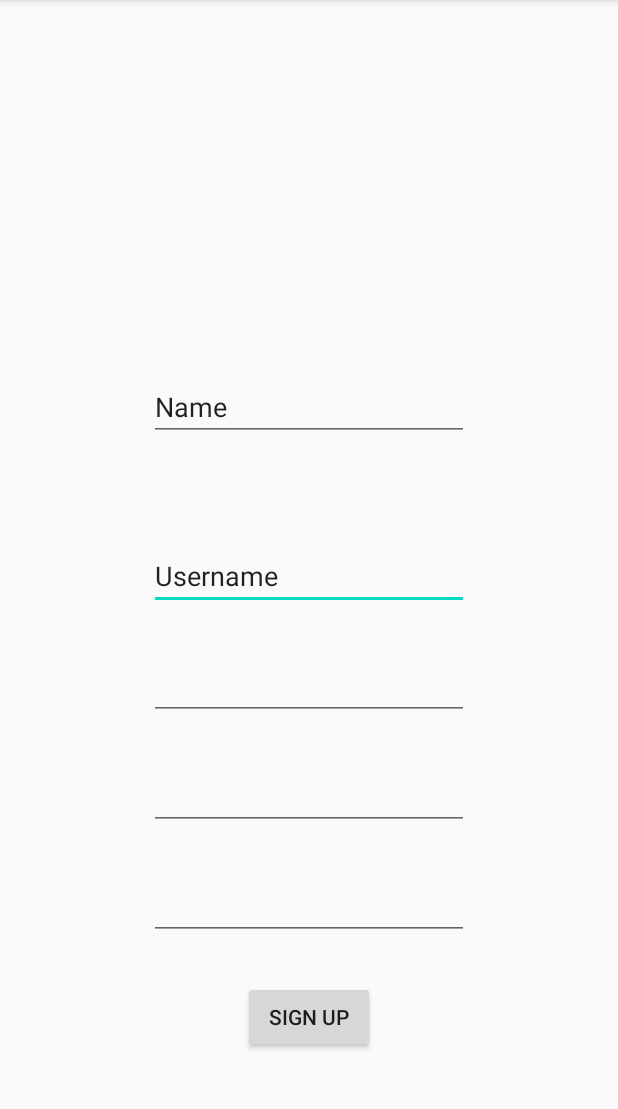
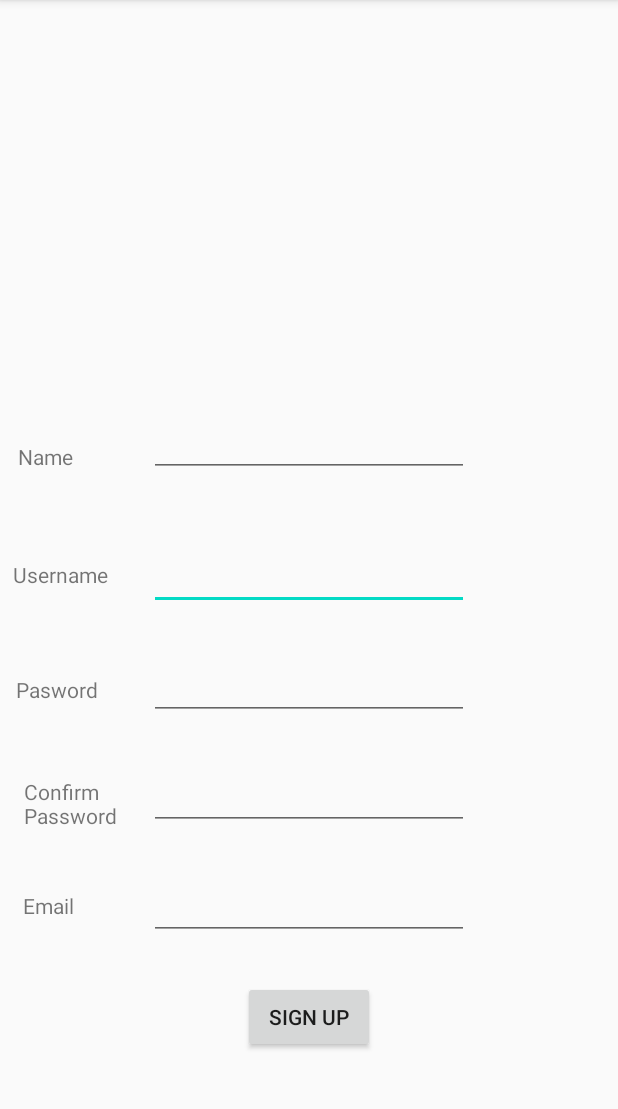
Before and after one commit to dorawyy/321-ubclivemap, an Android app: the screen it shows after launch (SignUpActivity), after a tap on an icon or button, on a phone screen of 412 x 824 dp, the part 84-1193 px from its top. Run offline under Robolectric (Android 15) with nearby library versions, the phone set to English and light mode, and no system bars; our stand-ins replace Volley; network calls fail.

Commit message:
minor issues fixed, list view still buggy

```diff
--- a/app/src/main/AndroidManifest.xml
+++ b/app/src/main/AndroidManifest.xml
@@ -14,7 +14,7 @@
         android:supportsRtl="true"
         android:theme="@style/AppTheme">
         android:usesCleartextTraffic="true">
-
+        <activity android:name=".CreateActivity"></activity>
         <activity android:name=".ProfileActivity"></activity>
         <uses-library
             android:name="org.apache.http.legacy"
--- a/app/src/main/java/com/cpen321/ubclocationbroadcaster/MainActivity.java
+++ b/app/src/main/java/com/cpen321/ubclocationbroadcaster/MainActivity.java
@@ -38,27 +38,17 @@ public class MainActivity extends AppCompatActivity {
         sign_in_btn = findViewById(R.id.sign_in_button);
         sign_up_btn = findViewById(R.id.sign_up_button);
 
+        final RequestQueue requestQueue = Volley.newRequestQueue(this);
+
         sign_in_btn.setOnClickListener(new View.OnClickListener() {
             @Override
             public void onClick(View v) {
                 Intent sign_in_Intent = new Intent(MainActivity.this, ProfileActivity.class);
                 startActivity(sign_in_Intent);
                 Log.d("sign in button", "sign in button has been clicked");
-            }
-        });
-
-
-        sign_up_btn.setOnClickListener(new View.OnClickListener() {
-            @Override
-            public void onClick(View v) {
-                Intent sign_up_Intent = new Intent(MainActivity.this, SignUpActivity.class);
-                startActivity(sign_up_Intent);
-                Log.d("sign up button", "sign up button has been clicked");
-            }
-        });
-
-        RequestQueue requestQueue = Volley.newRequestQueue(this);
-
+                //TODO: if the credentials are incorrect, don't go to the next page
+                //TODO: GET request for credentials
+                //TODO: use mySkeleton if it works for volley request
                 //TODO: insert the server url
                 String URL = "http://";
                 JsonObjectRequest json_obj = new JsonObjectRequest(Request.Method.POST, URL, null,
@@ -82,4 +72,16 @@ public class MainActivity extends AppCompatActivity {
 
                 requestQueue.add(json_obj);
             }
+        });
+
+
+        sign_up_btn.setOnClickListener(new View.OnClickListener() {
+            @Override
+            public void onClick(View v) {
+                Intent sign_up_Intent = new Intent(MainActivity.this, SignUpActivity.class);
+                startActivity(sign_up_Intent);
+                Log.d("sign up button", "sign up button has been clicked");
             }
+        });
+    }
+}
--- a/app/src/main/res/layout/activity_sign_up.xml
+++ b/app/src/main/res/layout/activity_sign_up.xml
@@ -13,7 +13,6 @@
         android:layout_height="wrap_content"
         android:ems="10"
         android:inputType="textPersonName"
-        android:text="@string/sign_up_username"
         app:layout_constraintBottom_toBottomOf="parent"
         app:layout_constraintEnd_toEndOf="parent"
         app:layout_constraintStart_toStartOf="parent"
@@ -79,9 +78,69 @@
         android:layout_height="wrap_content"
         android:ems="10"
         android:inputType="textPersonName"
-        android:text="@string/sign_up_name"
         app:layout_constraintBottom_toTopOf="@+id/sign_up_username_button"
         app:layout_constraintEnd_toEndOf="parent"
         app:layout_constraintStart_toStartOf="parent"
-        app:layout_constraintTop_toBottomOf="@+id/sign_up_image_view" />
+        app:layout_constraintTop_toBottomOf="@+id/sign_up_image_view"
+        app:layout_constraintVertical_bias="0.679" />
+
+    <TextView
+        android:id="@+id/textView4"
+        android:layout_width="wrap_content"
+        android:layout_height="wrap_content"
+        android:text="Name"
+        app:layout_constraintBottom_toBottomOf="parent"
+        app:layout_constraintEnd_toStartOf="@+id/sign_up_name_button"
+        app:layout_constraintHorizontal_bias="0.195"
+        app:layout_constraintStart_toStartOf="parent"
+        app:layout_constraintTop_toTopOf="parent"
+        app:layout_constraintVertical_bias="0.394" />
+
+    <TextView
+        android:id="@+id/textView5"
+        android:layout_width="wrap_content"
+        android:layout_height="wrap_content"
+        android:text="Username"
+        app:layout_constraintBottom_toBottomOf="parent"
+        app:layout_constraintEnd_toStartOf="@+id/sign_up_username_button"
+        app:layout_constraintHorizontal_bias="0.246"
+        app:layout_constraintStart_toStartOf="parent"
+        app:layout_constraintTop_toBottomOf="@+id/textView4"
+        app:layout_constraintVertical_bias="0.136" />
+
+    <TextView
+        android:id="@+id/textView6"
+        android:layout_width="wrap_content"
+        android:layout_height="wrap_content"
+        android:text="Pasword"
+        app:layout_constraintBottom_toBottomOf="parent"
+        app:layout_constraintEnd_toStartOf="@+id/sign_up_password_button"
+        app:layout_constraintHorizontal_bias="0.243"
+        app:layout_constraintStart_toStartOf="parent"
+        app:layout_constraintTop_toBottomOf="@+id/textView5"
+        app:layout_constraintVertical_bias="0.161" />
+
+    <TextView
+        android:id="@+id/textView7"
+        android:layout_width="wrap_content"
+        android:layout_height="wrap_content"
+        android:text="@string/sign_up_password2"
+        app:layout_constraintBottom_toBottomOf="parent"
+        app:layout_constraintEnd_toEndOf="@+id/sign_up_password_button2"
+        app:layout_constraintHorizontal_bias="0.064"
+        app:layout_constraintStart_toStartOf="parent"
+        app:layout_constraintTop_toBottomOf="@+id/textView6"
+        app:layout_constraintVertical_bias="0.184" />
+
+    <TextView
+        android:id="@+id/textView8"
+        android:layout_width="wrap_content"
+        android:layout_height="wrap_content"
+        android:text="Email"
+        app:layout_constraintBottom_toBottomOf="parent"
+        app:layout_constraintEnd_toEndOf="parent"
+        app:layout_constraintHorizontal_bias="0.041"
+        app:layout_constraintStart_toStartOf="parent"
+        app:layout_constraintTop_toTopOf="parent"
+        app:layout_constraintVertical_bias="0.793" />
 </androidx.constraintlayout.widget.ConstraintLayout>
--- a/app/src/main/res/values/strings.xml
+++ b/app/src/main/res/values/strings.xml
@@ -12,7 +12,7 @@
     <string name="sign_up_name">"Name"</string>
     <string name="sign_up_username">"Username"</string>
     <string name="sign_up_password">"Password"</string>
-    <string name="sign_up_password2">"Re-enter Password"</string>
+    <string name="sign_up_password2">"Confirm \nPassword"</string>
     <string name="sign_up_email">"Email"</string>
     <string name="sign_up_done">"Sign Up"</string>
 
```
Also changed, not shown: app/src/main/java/com/cpen321/ubclocationbroadcaster/ProfileActivity.java (+16 -14 lines), app/src/main/java/com/cpen321/ubclocationbroadcaster/SignUpActivity.java (+5 -3 lines), app/src/main/res/layout/activity_main.xml (+24 -1 lines), app/src/main/res/layout/activity_profile.xml (+12 -0 lines). Lines whose indentation alone changed are shown as unchanged.
